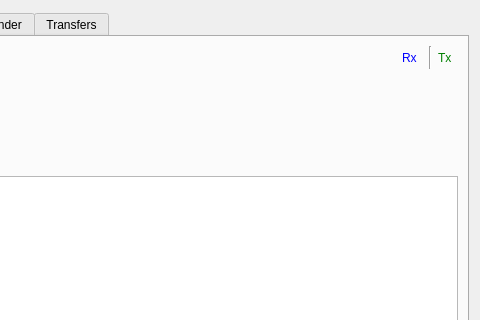
First picture: the form in src/page/page.ui, repository x-tools-author/x-tools, before the edit; both pictures show x 396 to 876 and y 0 to 320 of the 876 by 438 pixel window.
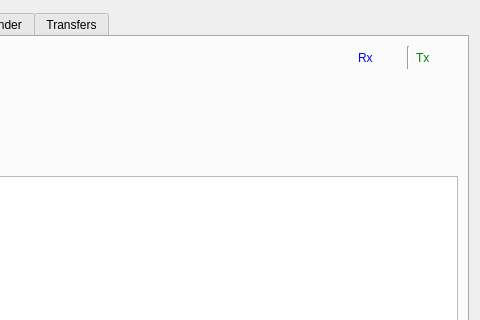
Second picture: the form after the edit. Custom widgets are drawn as their Qt base class.

Commit message: chore: refactor statistician class

What changed in the file:
```diff
--- a/src/page/page.ui
+++ b/src/page/page.ui
@@ -291,7 +291,34 @@
           </widget>
          </item>
          <item>
+          <widget class="QWidget" name="widgetRxTxInfo" native="true">
+           <property name="minimumSize">
+            <size>
+             <width>100</width>
+             <height>0</height>
+            </size>
+           </property>
+           <layout class="QHBoxLayout" name="horizontalLayout_6">
+            <property name="leftMargin">
+             <number>0</number>
+            </property>
+            <property name="topMargin">
+             <number>0</number>
+            </property>
+            <property name="rightMargin">
+             <number>0</number>
+            </property>
+            <property name="bottomMargin">
+             <number>0</number>
+            </property>
+            <item>
           <widget class="QLabel" name="labelRx">
+              <property name="sizePolicy">
+               <sizepolicy hsizetype="Fixed" vsizetype="Preferred">
+                <horstretch>0</horstretch>
+                <verstretch>0</verstretch>
+               </sizepolicy>
+              </property>
            <property name="styleSheet">
             <string notr="true">color:blue</string>
            </property>
@@ -301,10 +328,14 @@
           </widget>
          </item>
          <item>
-          <widget class="StatisticianUi" name="widgetRxInfo" native="true"/>
+             <widget class="QLabel" name="labelRxInfo">
+              <property name="text">
+               <string notr="true"/>
+              </property>
+             </widget>
          </item>
          <item>
-          <widget class="Line" name="lineRxTx">
+             <widget class="Line" name="line_4">
            <property name="orientation">
             <enum>Qt::Vertical</enum>
            </property>
@@ -312,6 +343,12 @@
          </item>
          <item>
           <widget class="QLabel" name="labelTx">
+              <property name="sizePolicy">
+               <sizepolicy hsizetype="Fixed" vsizetype="Preferred">
+                <horstretch>0</horstretch>
+                <verstretch>0</verstretch>
+               </sizepolicy>
+              </property>
            <property name="styleSheet">
             <string notr="true">color:green</string>
            </property>
@@ -321,7 +358,14 @@
           </widget>
          </item>
          <item>
-          <widget class="StatisticianUi" name="widgetTxInfo" native="true"/>
+             <widget class="QLabel" name="labelTxInfo">
+              <property name="text">
+               <string notr="true"/>
+              </property>
+             </widget>
+            </item>
+           </layout>
+          </widget>
          </item>
         </layout>
        </item>
@@ -425,12 +469,6 @@
   </layout>
  </widget>
  <customwidgets>
-  <customwidget>
-   <class>StatisticianUi</class>
-   <extends>QWidget</extends>
-   <header location="global">page/utilities/statisticianui.h</header>
-   <container>1</container>
-  </customwidget>
   <customwidget>
    <class>PresetUi</class>
    <extends>QWidget</extends>
```
Lines whose indentation alone changed are shown as unchanged. The commit also changes 4 other files.
